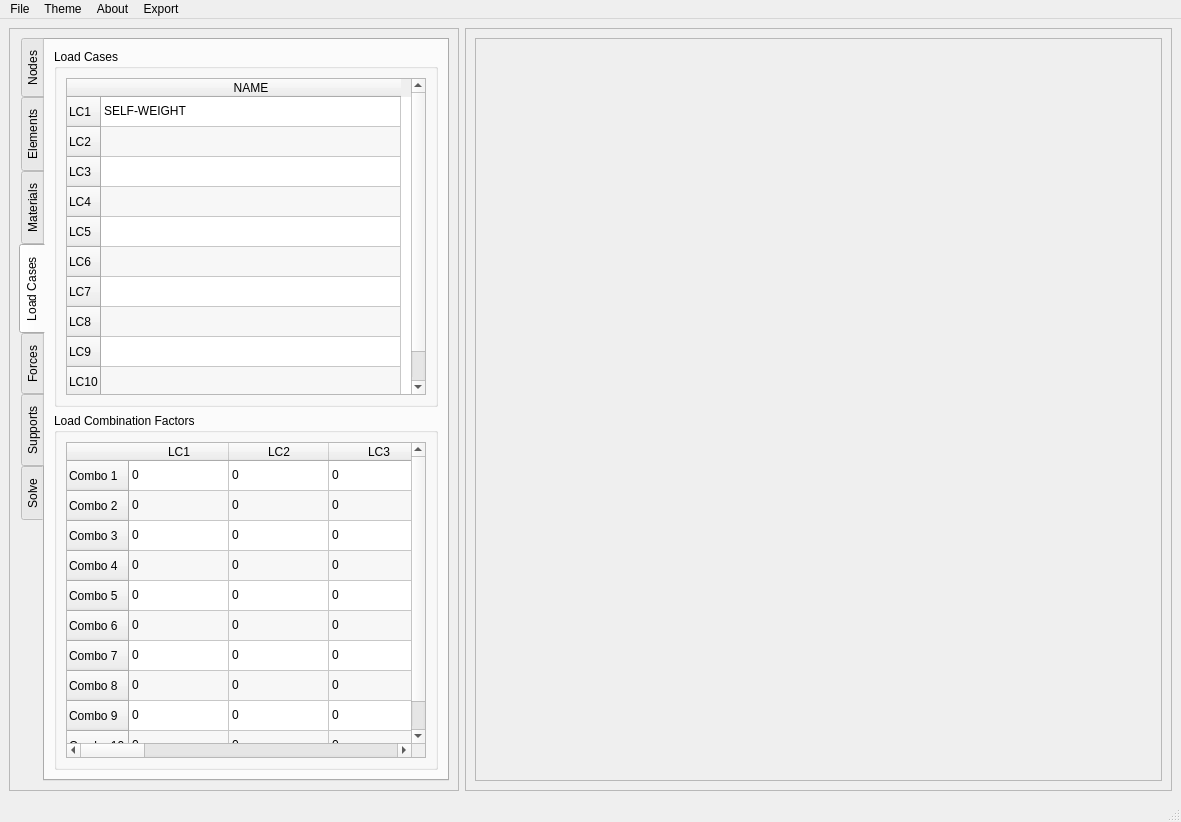
Old version of the form Truss2D_GUI.ui in the repository mjamezquidilla/pysead.
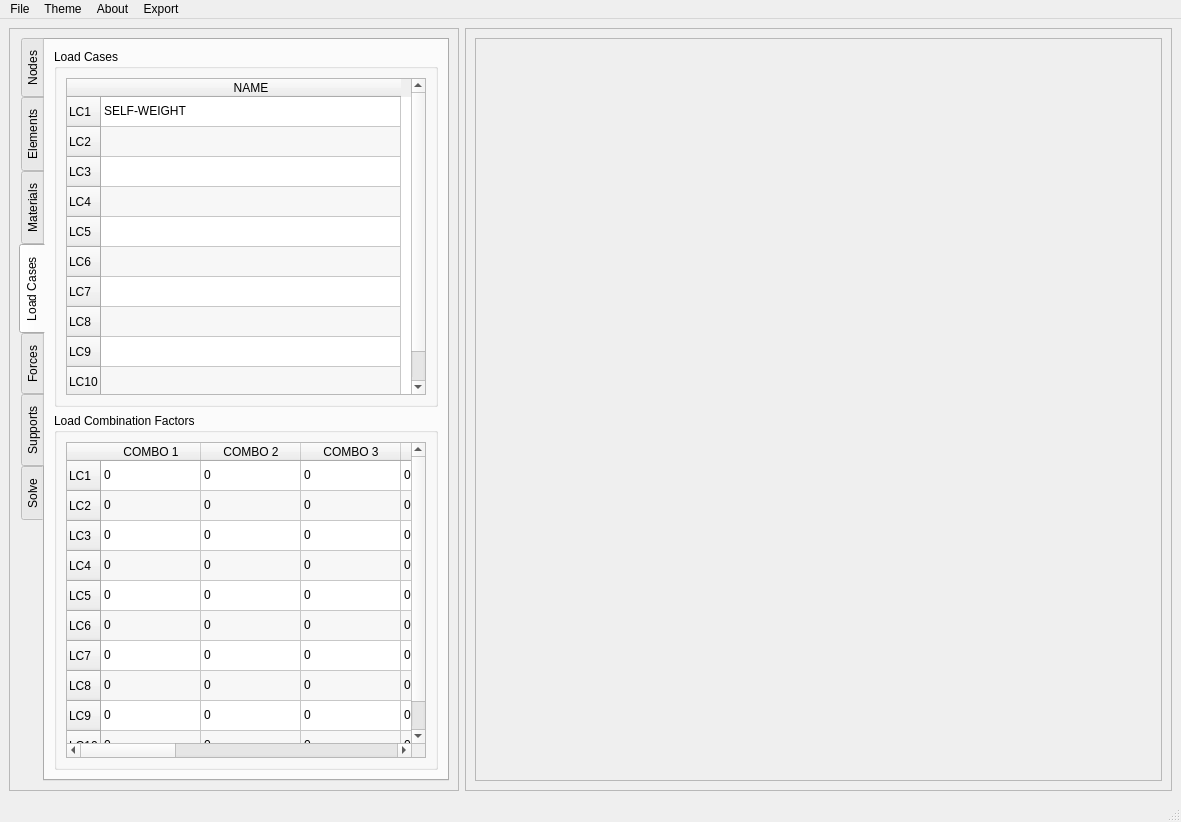
New version of the form. The open tabs and pages were chosen to show the change.

Commit message: Fixed Load Combo

Patch:
```diff
--- a/Truss2D_GUI.ui
+++ b/Truss2D_GUI.ui
@@ -775,103 +775,103 @@
                 </property>
                 <row>
                  <property name="text">
-                  <string>Combo 1</string>
-                 </property>
-                </row>
-                <row>
-                 <property name="text">
-                  <string>Combo 2</string>
-                 </property>
-                </row>
-                <row>
-                 <property name="text">
-                  <string>Combo 3</string>
-                 </property>
-                </row>
-                <row>
-                 <property name="text">
-                  <string>Combo 4</string>
-                 </property>
-                </row>
-                <row>
-                 <property name="text">
-                  <string>Combo 5</string>
-                 </property>
-                </row>
-                <row>
-                 <property name="text">
-                  <string>Combo 6</string>
-                 </property>
-                </row>
-                <row>
-                 <property name="text">
-                  <string>Combo 7</string>
-                 </property>
-                </row>
-                <row>
-                 <property name="text">
-                  <string>Combo 8</string>
-                 </property>
-                </row>
-                <row>
-                 <property name="text">
-                  <string>Combo 9</string>
-                 </property>
-                </row>
-                <row>
-                 <property name="text">
-                  <string>Combo 10</string>
-                 </property>
-                </row>
-                <column>
-                 <property name="text">
                   <string>LC1</string>
                  </property>
-                </column>
-                <column>
+                </row>
+                <row>
                  <property name="text">
                   <string>LC2</string>
                  </property>
-                </column>
-                <column>
+                </row>
+                <row>
                  <property name="text">
                   <string>LC3</string>
                  </property>
-                </column>
-                <column>
+                </row>
+                <row>
                  <property name="text">
                   <string>LC4</string>
                  </property>
-                </column>
-                <column>
+                </row>
+                <row>
                  <property name="text">
                   <string>LC5</string>
                  </property>
-                </column>
-                <column>
+                </row>
+                <row>
                  <property name="text">
                   <string>LC6</string>
                  </property>
-                </column>
-                <column>
+                </row>
+                <row>
                  <property name="text">
                   <string>LC7</string>
                  </property>
-                </column>
-                <column>
+                </row>
+                <row>
                  <property name="text">
                   <string>LC8</string>
                  </property>
-                </column>
-                <column>
+                </row>
+                <row>
                  <property name="text">
                   <string>LC9</string>
                  </property>
-                </column>
-                <column>
+                </row>
+                <row>
                  <property name="text">
                   <string>LC10</string>
                  </property>
+                </row>
+                <column>
+                 <property name="text">
+                  <string>COMBO 1</string>
+                 </property>
+                </column>
+                <column>
+                 <property name="text">
+                  <string>COMBO 2</string>
+                 </property>
+                </column>
+                <column>
+                 <property name="text">
+                  <string>COMBO 3</string>
+                 </property>
+                </column>
+                <column>
+                 <property name="text">
+                  <string>COMBO 4</string>
+                 </property>
+                </column>
+                <column>
+                 <property name="text">
+                  <string>COMBO 5</string>
+                 </property>
+                </column>
+                <column>
+                 <property name="text">
+                  <string>COMBO 6</string>
+                 </property>
+                </column>
+                <column>
+                 <property name="text">
+                  <string>COMBO 7</string>
+                 </property>
+                </column>
+                <column>
+                 <property name="text">
+                  <string>COMBO 8</string>
+                 </property>
+                </column>
+                <column>
+                 <property name="text">
+                  <string>COMBO 9</string>
+                 </property>
+                </column>
+                <column>
+                 <property name="text">
+                  <string>COMBO 10</string>
+                 </property>
                 </column>
                 <item row="0" column="0">
                  <property name="text">
```
Left out of the diff: 3 changed lines with no effect on the pictures. The commit also changes 1 other file.
